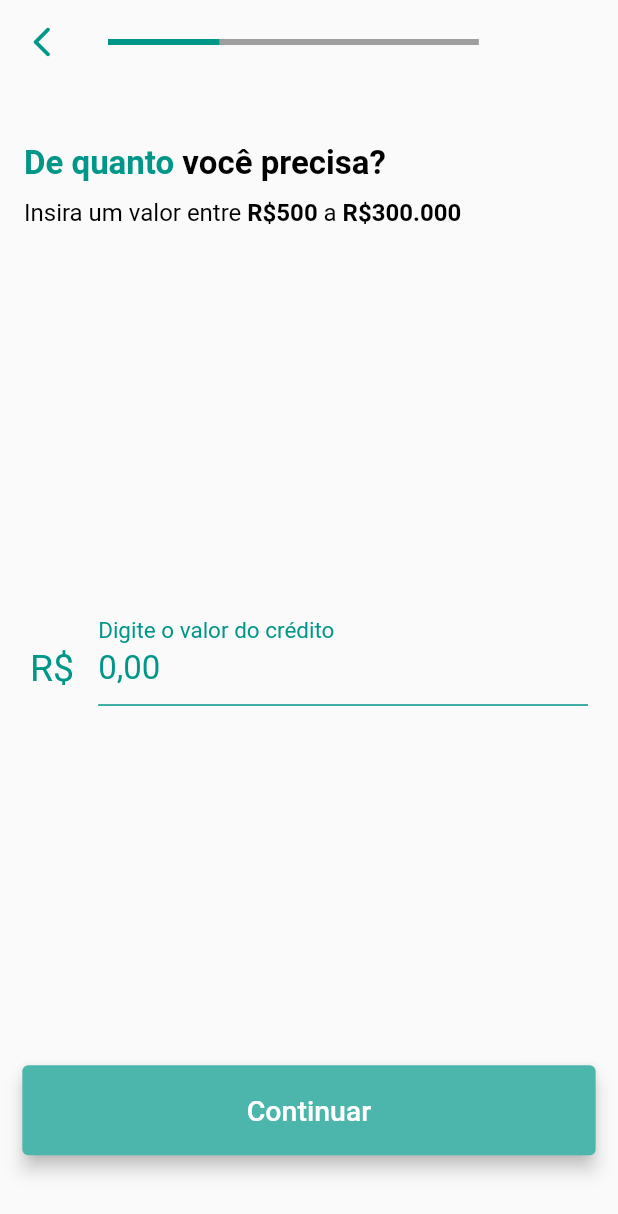
After one commit to Joe02/rispar-app, a Flutter app: the CreditSelectionPager screen opened directly, on a phone screen of 412 x 824 dp. The commit adds this screen. Shown: the top 1214 px of the screen. Run offline on Flutter 3.47's test engine with Material 2 defaults, Android fonts, the phone set to English and light mode, and no system bars; our stand-ins replace email_validator, flutter_masked_text, flutter_svg.

Commit message:
RIS-creditSelectionScreen Finished selecting the credit amount on selection's screen.

```diff
--- /dev/null
+++ b/lib/CreditSelectionPager/CreditSelectionPager.dart
@@ -0,0 +1,100 @@
+import 'package:flutter/cupertino.dart';
+import 'package:flutter/material.dart';
+import 'package:risparapp/CreditSelectionScreen/CreditSelectionScreen.dart';
+
+class CreditSelectionPager extends StatefulWidget {
+  @override
+  CreditSelectionPagerState createState() => CreditSelectionPagerState();
+}
+
+class CreditSelectionPagerState extends State<CreditSelectionPager> {
+  double progressIndicator = 0.3;
+  final PageController _controller = PageController(
+    initialPage: 0,
+  );
+  late double screenWidth;
+  late double screenHeight;
+  late Orientation screenOrientation;
+
+  @override
+  Widget build(BuildContext context) {
+    screenHeight = MediaQuery.of(context).size.height;
+    screenWidth = MediaQuery.of(context).size.width;
+    screenOrientation = MediaQuery.of(context).orientation;
+
+    return Scaffold(
+      appBar: AppBar(
+        backgroundColor: Colors.transparent,
+        leading: InkResponse(
+          onTap: removeProgress,
+          child: const Icon(
+            Icons.arrow_back_ios_new_rounded,
+            color: Colors.teal,
+          ),
+        ),
+        title: Container(
+          width: screenOrientation == Orientation.portrait
+              ? screenHeight * 0.30
+              : screenWidth * 0.80,
+          child: LinearProgressIndicator(
+            color: Colors.teal,
+            backgroundColor: Colors.grey,
+            value: progressIndicator,
+            semanticsLabel: 'Linear progress indicator',
+          ),
+        ),
+        elevation: 0,
+      ),
+      body: PageView(
+        controller: _controller,
+        children: [
+          CreditSelectionScreen(
+            submitCreditRequest,
+          ),
+        ],
+      ),
+    );
+  }
+
+  submitCreditRequest(double? value) {
+    if (value != null) {
+      setState(() {
+        _controller.nextPage(
+          duration: const Duration(seconds: 1),
+          curve: Curves.bounceIn,
+        );
+      });
+      setState(() {
+        progressIndicator = 0.6;
+      });
+    }
+  }
+
+  removeProgress() {
+    if (_controller.page == 0) {
+      Navigator.pop(context);
+    } else {
+      setState(() {
+        _controller.previousPage(
+          duration: const Duration(seconds: 1),
+          curve: Curves.bounceOut,
+        );
+      });
+      if (progressIndicator == 0.6) {
+        setState(() {
+          progressIndicator = 0.3;
+        });
+      } else {
+        setState(() {
+          progressIndicator = 0.6;
+        });
+      }
+    }
+  }
+
+  @override
+  void dispose() {
+    _controller.dispose();
+    super.dispose();
+  }
+}
--- /dev/null
+++ b/lib/CreditSelectionScreen/CreditSelectionScreen.dart
@@ -0,0 +1,218 @@
+import 'package:flutter/cupertino.dart';
+import 'package:flutter/material.dart';
+import 'package:flutter_masked_text/flutter_masked_text.dart';
+import 'package:risparapp/Widgets/DefaultSubmitButton.dart';
+
+import '../strings.dart';
+
+class CreditSelectionScreen extends StatefulWidget {
+  dynamic Function(double?) onClickAction;
+
+  CreditSelectionScreen(this.onClickAction);
+
+  @override
+  CreditSelectionScreenState createState() => CreditSelectionScreenState();
+}
+
+class CreditSelectionScreenState extends State<CreditSelectionScreen> {
+  late double screenWidth;
+  late double screenHeight;
+  late Orientation screenOrientation;
+  final TextEditingController _inputController = MoneyMaskedTextController(
+    initialValue: 0.0,
+    thousandSeparator: ","
+  );
+  bool _validator = true;
+
+  @override
+  Widget build(BuildContext context) {
+    screenHeight = MediaQuery.of(context).size.height;
+    screenWidth = MediaQuery.of(context).size.width;
+    screenOrientation = MediaQuery.of(context).orientation;
+
+    return Scaffold(
+      body: Center(
+        child: SingleChildScrollView(
+          child: Container(
+            height: screenHeight * 0.85,
+            child: Column(
+              mainAxisAlignment: MainAxisAlignment.center,
+              children: [
+                buildUserScreenLabel(),
+                Visibility(
+                  visible: screenOrientation == Orientation.portrait,
+                  child: const Spacer(),
+                ),
+                buildScreenInput(),
+                Visibility(
+                  visible: screenOrientation == Orientation.portrait,
+                  child: const Spacer(),
+                ),
+                buildSubmitButton(),
+              ],
+            ),
+          ),
+        ),
+      ),
+    );
+  }
+
+  buildUserScreenLabel() {
+    return ListTile(
+      title: RichText(
+        text: const TextSpan(
+          style: TextStyle(
+            fontSize: 14.0,
+            color: Colors.teal,
+          ),
+          children: <TextSpan>[
+            TextSpan(
+              text: creditSelectionTitleLabel,
+              style: TextStyle(
+                fontWeight: FontWeight.bold,
+                fontSize: 22,
+              ),
+            ),
+            TextSpan(
+              text: creditSelectionSubTitleLabel,
+              style: TextStyle(
+                color: Colors.black,
+                fontWeight: FontWeight.bold,
+                fontSize: 22,
+              ),
+            ),
+          ],
+        ),
+      ),
+      subtitle: Padding(
+        padding: const EdgeInsets.only(
+          top: 10.0,
+        ),
+        child: RichText(
+          text: const TextSpan(
+            style: TextStyle(
+              fontSize: 14.0,
+              color: Colors.black,
+            ),
+            children: <TextSpan>[
+              TextSpan(
+                text: creditSelectionDescriptionFirstLabel,
+                style: TextStyle(
+                  fontSize: 16,
+                ),
+              ),
+              TextSpan(
+                text: creditSelectionDescriptionSecondLabel,
+                style: TextStyle(
+                  color: Colors.black,
+                  fontWeight: FontWeight.bold,
+                  fontSize: 16,
+                ),
+              ),
+              TextSpan(
+                text: creditSelectionDescriptionThirdLabel,
+                style: TextStyle(
+                  fontSize: 16,
+                ),
+              ),
+              TextSpan(
+                text: creditSelectionDescriptionFourthLabel,
+                style: TextStyle(
+                  color: Colors.black,
+                  fontWeight: FontWeight.bold,
+                  fontSize: 16,
+                ),
+              ),
+            ],
+          ),
+        ),
+      ),
+    );
+  }
+
+  buildScreenInput() {
+    return Padding(
+      padding: const EdgeInsets.symmetric(horizontal: 20.0, vertical: 40),
+      child: TextFormField(
+        style: const TextStyle(
+          color: Colors.teal,
+          fontSize: 22,
+        ),
+        controller: _inputController,
+        decoration: InputDecoration(
+          icon: const Padding(
+            padding: EdgeInsets.only(
+              top: 19.0,
+            ),
+            child: Text(
+              "R\$",
+              style: TextStyle(
+                color: Colors.teal,
+                fontSize: 25,
+              ),
+            ),
+          ),
+          border: const UnderlineInputBorder(
+            borderSide: BorderSide(
+              color: Colors.teal,
+            ),
+          ),
+          enabledBorder: const UnderlineInputBorder(
+            borderSide: BorderSide(
+              color: Colors.teal,
+            ),
+          ),
+          focusedBorder: const UnderlineInputBorder(
+            borderSide: BorderSide(
+              color: Colors.teal,
+            ),
+          ),
+          labelText: creditSelectionInputLabel,
+          labelStyle: const TextStyle(
+            color: Colors.teal,
+            fontSize: 20,
+          ),
+          errorText: _validator ? null : "O valor inserido está incorreto.",
+        ),
+      ),
+    );
+  }
+
+  buildSubmitButton() {
+    _inputController.text.replaceAll(",", "");
+    return Padding(
+      padding: const EdgeInsets.only(bottom: 20.0),
+      child: DefaultSubmitButton(
+        creditSelectionDefaultButtonLabel,
+        null,
+        null,
+        null,
+        const TextStyle(fontSize: 19),
+        callWidgetAction,
+      ),
+    );
+  }
+
+  callWidgetAction() {
+    _inputController.text.replaceFirst(".", "");
+    double? value =
+        double.tryParse(_inputController.text.replaceFirst(",", ""));
+    if (value != null) {
+      if (value > 300000 || value < 500) {
+        setState(() {
+          _validator = false;
+        });
+      } else {
+        setState(() {
+          _validator = true;
+          widget.onClickAction(
+              double.tryParse(_inputController.text.replaceFirst(",", "")));
+        });
+      }
+    } else {
+      setState(() {
+        _validator = false;
+      });
+    }
+  }
+}
--- a/lib/UserInfoScreen/UserInfoScreen.dart
+++ b/lib/UserInfoScreen/UserInfoScreen.dart
@@ -4,6 +4,7 @@ import 'package:flutter/material.dart';
 import 'package:flutter_svg/flutter_svg.dart';
 import 'package:risparapp/Widgets/DefaultSubmitButton.dart';
 
+import '../CreditSelectionPager/CreditSelectionPager.dart';
 import '../strings.dart';
 
 class UserInfoScreen extends StatefulWidget {
@@ -25,6 +26,7 @@ class UserInfoScreenState extends State<UserInfoScreen> {
     screenHeight = MediaQuery.of(context).size.height;
     screenWidth = MediaQuery.of(context).size.width;
     screenOrientation = MediaQuery.of(context).orientation;
+
     return Scaffold(
       body: Center(
         child: SingleChildScrollView(
@@ -124,8 +126,14 @@ class UserInfoScreenState extends State<UserInfoScreen> {
     );
   }
 
-  buildUserScreenInput(String? title, String? boldTitle, String inputHint,
-      TextEditingController _controller, bool _validator, bool emailInput) {
+  buildUserScreenInput(
+    String? title,
+    String? boldTitle,
+    String inputHint,
+    TextEditingController _controller,
+    bool _validator,
+    bool emailInput,
+  ) {
     return Padding(
       padding: const EdgeInsets.only(
         top: 25.0,
@@ -178,9 +186,16 @@ class UserInfoScreenState extends State<UserInfoScreen> {
       null,
       const TextStyle(fontSize: 19),
       () {
-        validateName();
-        validateEmail();
-        //TODO Navigate to next screen.
+        bool nameValidation = validateName();
+        bool emailValidation = validateEmail();
+        if (nameValidation && emailValidation) {
+          Navigator.push(
+            context,
+            CupertinoPageRoute(
+              builder: (context) => CreditSelectionPager(),
+            ),
+          );
+        }
       },
     );
   }
@@ -190,11 +205,15 @@ class UserInfoScreenState extends State<UserInfoScreen> {
       setState(() {
         _nameValidation = false;
       });
+      return false;
     } else if (_nameController.text.length >= 3 && _nameValidation == false) {
       setState(() {
         _nameValidation = true;
       });
+      return true;
     }
+
+    return _nameValidation;
   }
 
   validateEmail() {
@@ -204,10 +223,14 @@ class UserInfoScreenState extends State<UserInfoScreen> {
       setState(() {
         _emailValidation = true;
       });
+      return true;
     } else if (isEmailValid == false && _emailValidation == true) {
       setState(() {
         _emailValidation = false;
       });
+      return false;
     }
+
+    return _emailValidation;
   }
 }
--- a/lib/main.dart
+++ b/lib/main.dart
@@ -1,3 +1,5 @@
+// @dart=2.9
+
 import 'package:flutter/material.dart';
 import 'package:risparapp/UserInfoScreen/UserInfoScreen.dart';
 
@@ -6,7 +8,7 @@ void main() {
 }
 
 class RisparApp extends StatelessWidget {
-  const RisparApp({Key? key}) : super(key: key);
+  const RisparApp({Key key}) : super(key: key);
 
   @override
   Widget build(BuildContext context) {
--- a/lib/strings.dart
+++ b/lib/strings.dart
@@ -14,3 +14,13 @@ const String userInfoDescriptionLabel = "Crédito rápido, fácil e seguro! :)";
 const String userInfoDefaultButtonLabel = "Continuar";
 const String userInfoEmailError = "E-mail inválido.";
 const String userInfoNameError = "Nome inválido.";
+
+// Credit selection screen
+const String creditSelectionTitleLabel = "De quanto ";
+const String creditSelectionSubTitleLabel = "você precisa?";
+const String creditSelectionDescriptionFirstLabel = "Insira um valor entre ";
+const String creditSelectionDescriptionSecondLabel = "R\$500";
+const String creditSelectionDescriptionThirdLabel = " a ";
+const String creditSelectionDescriptionFourthLabel = "R\$300.000";
+const String creditSelectionInputLabel = "Digite o valor do crédito";
+const String creditSelectionDefaultButtonLabel = "Continuar";
--- a/pubspec.yaml
+++ b/pubspec.yaml
@@ -36,6 +36,8 @@ dependencies:
   cupertino_icons: ^1.0.2
   flutter_svg: ^1.0.3
   email_validator: ^2.0.1
+  intl:
+  flutter_masked_text: ^0.7.0
 
 dev_dependencies:
   flutter_test:
```
Also changed, not shown: pubspec.lock, 1 other file.
